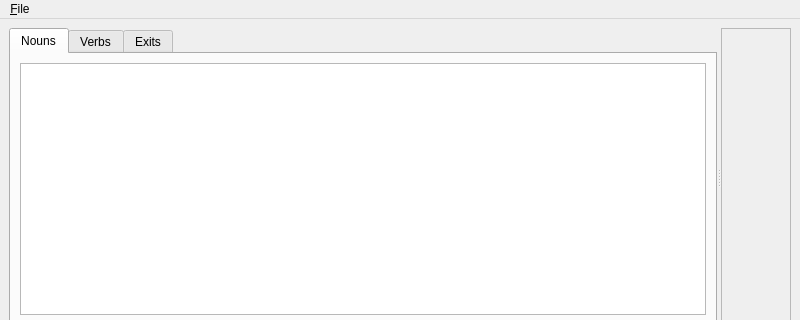
Qt form base/nautilus/view/main-window.ui (jason80/dragonfly) before a commit; both pictures show x 0 to 800 and y 0 to 320 of the 800 by 600 pixel window.
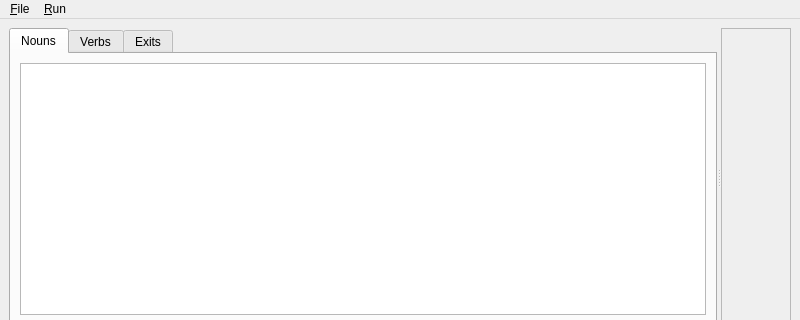
The same form after that commit. The open tabs and pages were chosen to show the change.

Commit message:
feat: generates run (debug) menu action
only generates game.py and initials.py files to launch.

```diff
--- a/base/nautilus/view/main-window.ui
+++ b/base/nautilus/view/main-window.ui
@@ -121,7 +121,14 @@
     <addaction name="separator"/>
     <addaction name="actionExit"/>
    </widget>
+   <widget class="QMenu" name="menuRun">
+    <property name="title">
+     <string>&amp;Run</string>
+    </property>
+    <addaction name="actionDebug"/>
+   </widget>
    <addaction name="menu_File"/>
+   <addaction name="menuRun"/>
   </widget>
   <widget class="QStatusBar" name="statusbar"/>
   <action name="actionNewProject">
```
Left out of the diff: 10 changed lines with no effect on the pictures. The commit also changes 3 other files.
